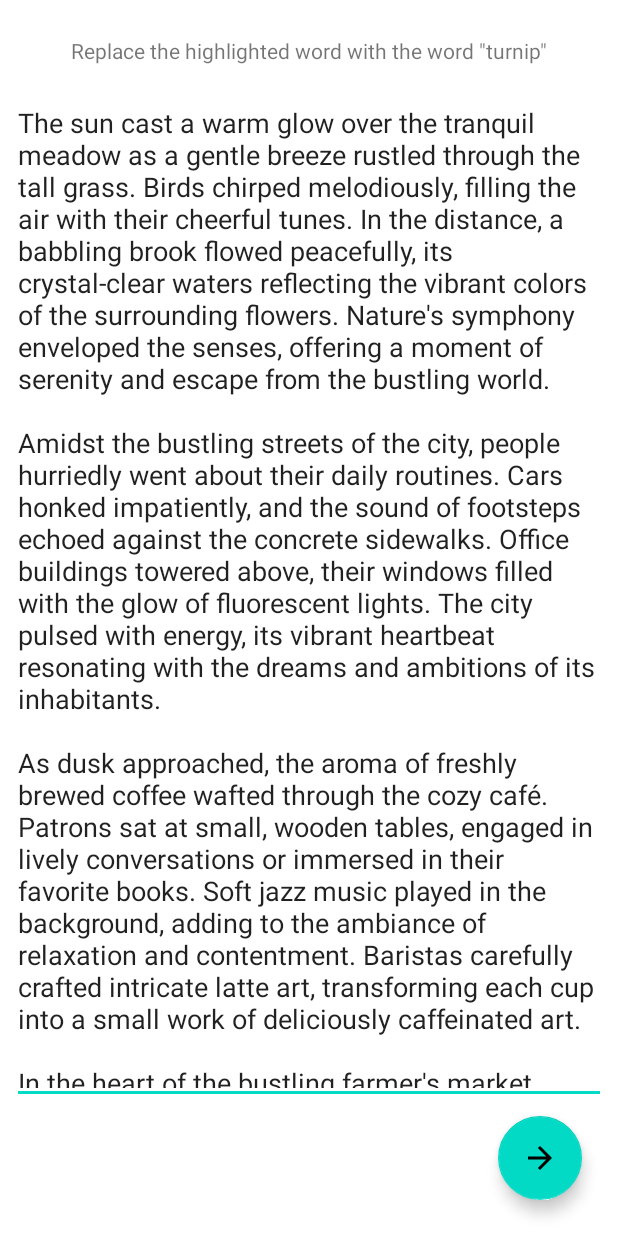
After one commit to ksmarty/EECS-4443-Final-Project, an Android app: the layout activity_testing_digitalink_test.xml on its own in the app's theme, with its tools: preview values and no code run, on a phone screen of 412 x 824 dp. The commit adds this screen. Run offline under Robolectric (Android 15) with nearby library versions, the phone set to English and light mode, and no system bars.

Commit message:
feat: add different activity for digital ink - store test type in result

```diff
--- a/app/src/main/java/ca/yorku/eecs4443_finalproject_golf/TestBundle.java
+++ b/app/src/main/java/ca/yorku/eecs4443_finalproject_golf/TestBundle.java
@@ -67,7 +67,7 @@ public class TestBundle implements Comparable<TestBundle> {
 
         double errorRate = getErrorRate(userText);
 
-        return new TestResult(completionTime, errorRate);
+        return new TestResult(completionTime, errorRate, type);
     }
 
     private double getErrorRate(String userText) {
--- a/app/src/main/java/ca/yorku/eecs4443_finalproject_golf/TestResult.java
+++ b/app/src/main/java/ca/yorku/eecs4443_finalproject_golf/TestResult.java
@@ -15,9 +15,12 @@ public class TestResult {
      */
     double errorRate;
 
-    public TestResult(int time, double errorRate) {
+    TestBundle.TYPE type;
+
+    public TestResult(int time, double errorRate, TestBundle.TYPE type) {
         this.time = time;
         this.errorRate = errorRate;
+        this.type = type;
     }
 
     public int getTime() {
@@ -32,6 +35,6 @@ public class TestResult {
     @SuppressLint("DefaultLocale")
     @Override
     public String toString() {
-        return String.format("---%nTest Result:%nTime: %d ms%nError Rate: %.2f%%%n", time, errorRate * 100);
+        return String.format("---%nTest Result:%nTime: %d ms%nError Rate: %.2f%%%nType: %s", time, errorRate * 100, type.toString());
     }
 }
--- a/app/src/main/java/ca/yorku/eecs4443_finalproject_golf/TestingActivity.java
+++ b/app/src/main/java/ca/yorku/eecs4443_finalproject_golf/TestingActivity.java
@@ -71,8 +71,13 @@ public class TestingActivity extends AppCompatActivity {
     private void continueButtonClicked(View view) {
         switch (currentView) {
             case WELCOME -> showTestScreen();
-            case KEYBOARD_TEST -> recordTest();
+            case KEYBOARD_TEST -> testCompleted();
         }
+    }
+
+    private void testCompleted() {
+        recordTest();
+        showTestScreen();
     }
 
     private void recordTest() {
@@ -86,12 +91,20 @@ public class TestingActivity extends AppCompatActivity {
     }
 
     private void showTestScreen() {
-        setCurrentView(R.layout.activity_testing_keyboard_test, VIEWS.KEYBOARD_TEST);
+        // Pop next test from the list
+        currentTest = allTests.remove(0);
+
+        if (currentTest.type == KEYBOARD)
+            setCurrentView(R.layout.activity_testing_keyboard_test, VIEWS.KEYBOARD_TEST);
+        else
+            setCurrentView(R.layout.activity_testing_digitalink_test, VIEWS.DIGITALINK_TEST);
 
         EditText editText = findViewById(R.id.testingContentBox);
 
-        // Pop next test from the list
-        currentTest = allTests.remove(0);
+        // Hide keyboard
+        if (currentTest.type == DIGITALINK) {
+            editText.setShowSoftInputOnFocus(false);
+        }
 
         editText.setText(currentTest.getContent());
     }
@@ -116,6 +129,7 @@ public class TestingActivity extends AppCompatActivity {
 
     enum VIEWS {
         KEYBOARD_TEST,
+        DIGITALINK_TEST,
         WELCOME
     }
 }
--- /dev/null
+++ b/app/src/main/res/layout/activity_testing_digitalink_test.xml
@@ -0,0 +1,49 @@
+<?xml version="1.0" encoding="utf-8"?>
+<androidx.constraintlayout.widget.ConstraintLayout xmlns:android="http://schemas.android.com/apk/res/android"
+    xmlns:app="http://schemas.android.com/apk/res-auto"
+    android:layout_width="match_parent"
+    android:layout_height="match_parent">
+
+    <EditText
+        android:id="@+id/testingContentBox"
+        android:layout_width="0dp"
+        android:layout_height="0dp"
+        android:layout_marginStart="8dp"
+        android:layout_marginTop="16dp"
+        android:layout_marginEnd="8dp"
+        android:layout_marginBottom="8dp"
+        android:ems="10"
+        android:gravity="start|top"
+        android:inputType="textMultiLine"
+        android:text="@string/test_content_1"
+        app:layout_constraintBottom_toTopOf="@+id/testingContinueButton"
+        app:layout_constraintEnd_toEndOf="parent"
+        app:layout_constraintHorizontal_bias="1.0"
+        app:layout_constraintStart_toStartOf="parent"
+        app:layout_constraintTop_toBottomOf="@+id/textView2" />
+
+    <TextView
+        android:id="@+id/textView2"
+        android:layout_width="wrap_content"
+        android:layout_height="wrap_content"
+        android:layout_marginTop="24dp"
+        android:text="@string/test_instructions_1"
+        app:layout_constraintEnd_toEndOf="parent"
+        app:layout_constraintHorizontal_bias="0.5"
+        app:layout_constraintStart_toStartOf="parent"
+        app:layout_constraintTop_toTopOf="parent" />
+
+    <com.google.android.material.floatingactionbutton.FloatingActionButton
+        android:id="@+id/testingContinueButton"
+        android:layout_width="wrap_content"
+        android:layout_height="wrap_content"
+        android:layout_marginEnd="24dp"
+        android:layout_marginBottom="24dp"
+        android:clickable="true"
+        android:focusable="true"
+        android:rotation="180"
+        app:layout_constraintBottom_toBottomOf="parent"
+        app:layout_constraintEnd_toEndOf="parent"
+        app:srcCompat="?attr/actionModeCloseDrawable" />
+
+</androidx.constraintlayout.widget.ConstraintLayout>
```
